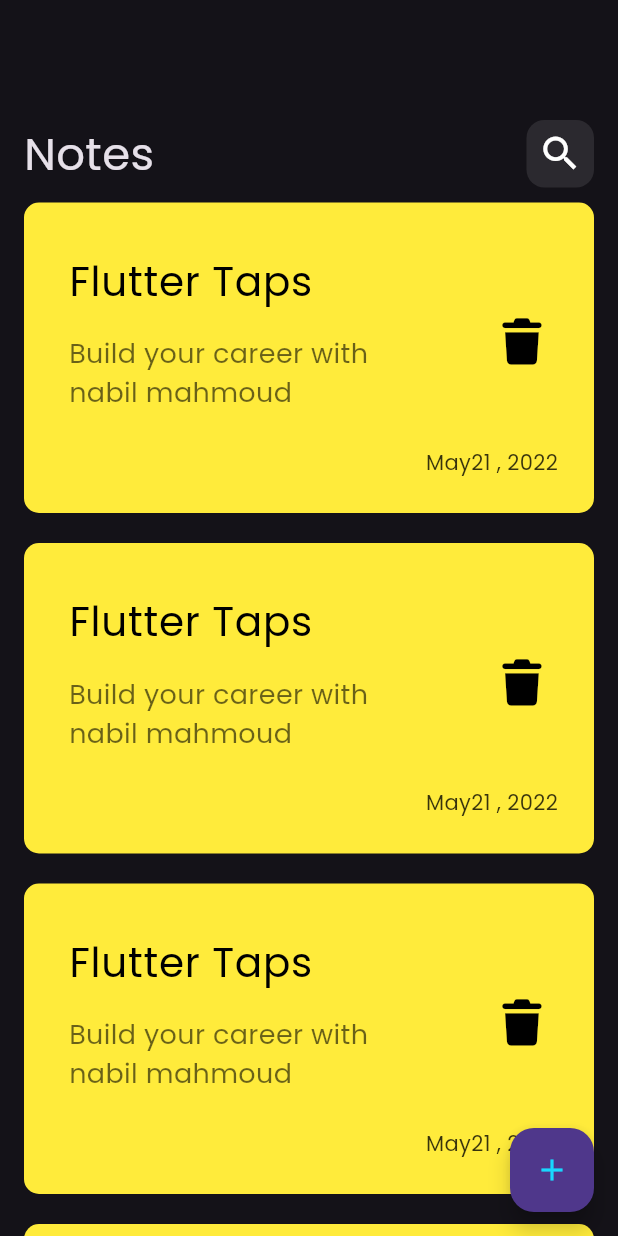
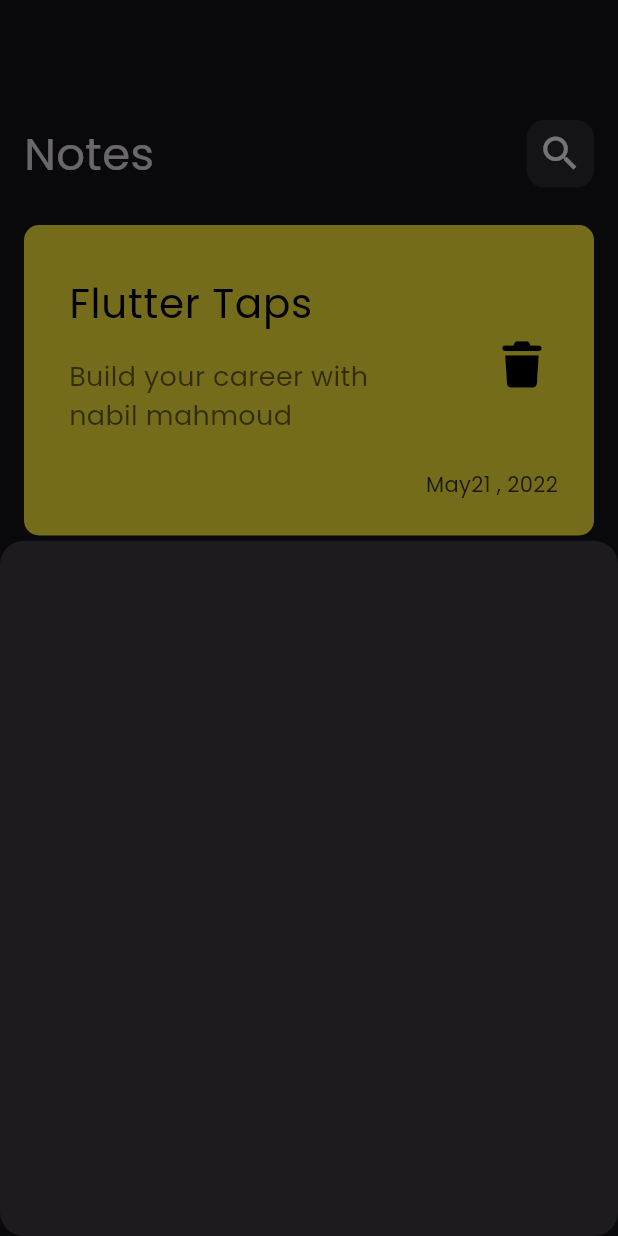
Before and after one commit to nabilmahmoud12/notes_app, a Flutter app: the screen it shows after launch, after a tap on the "add" icon, on a phone screen of 412 x 824 dp. Run offline on Flutter 3.47's test engine with Material 3 defaults, Android fonts, the phone set to English and light mode, and no system bars; our stand-ins replace font_awesome_flutter.

Commit message:
add border radios in bottom sheets

```diff
--- a/lib/Views/notes_view.dart
+++ b/lib/Views/notes_view.dart
@@ -1,4 +1,5 @@
 import 'package:flutter/material.dart';
+import 'package:notsapp/widgets/add_note_bottom_sheet.dart';
 import 'package:notsapp/widgets/notes_view_body.dart';
 
 class NotesView extends StatelessWidget {
@@ -8,7 +9,17 @@
   Widget build(BuildContext context) {
     return Scaffold(
       floatingActionButton: FloatingActionButton(
-        onPressed: () {},
+        onPressed: () {
+          showModalBottomSheet(
+            shape: RoundedRectangleBorder(
+              borderRadius: BorderRadius.circular(16),
+            ),
+            context: context,
+            builder: (context) {
+              return AddNoteBottomSheet();
+            },
+          );
+        },
         child: Icon(Icons.add, color: const Color.fromARGB(255, 24, 216, 255)),
       ),
 
--- /dev/null
+++ b/lib/widgets/add_note_bottom_sheet.dart
@@ -0,0 +1,10 @@
+import 'package:flutter/material.dart';
+
+class AddNoteBottomSheet extends StatelessWidget {
+  const AddNoteBottomSheet({super.key});
+
+  @override
+  Widget build(BuildContext context) {
+    return Container();
+  }
+}
--- a/lib/widgets/notes_list_view.dart
+++ b/lib/widgets/notes_list_view.dart
@@ -8,7 +8,10 @@
   @override
   Widget build(BuildContext context) {
     return Expanded(
+      child: Padding(
+        padding: const EdgeInsets.symmetric(vertical: 15),
         child: ListView.builder(
+          padding: EdgeInsets.zero,
           itemCount: 7,
           itemBuilder: (context, index) {
             return Padding(
@@ -17,6 +20,7 @@
             );
           },
         ),
+      ),
     );
   }
 }
```
Lines whose indentation alone changed are shown as unchanged.
